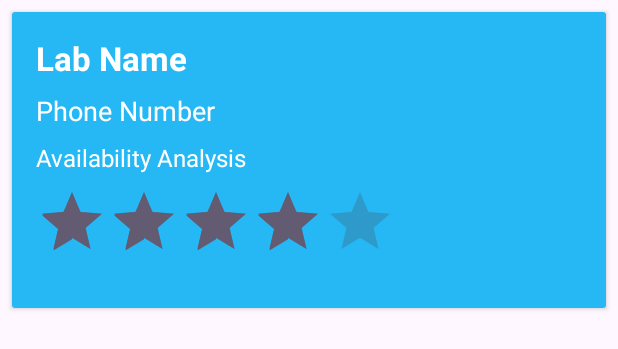
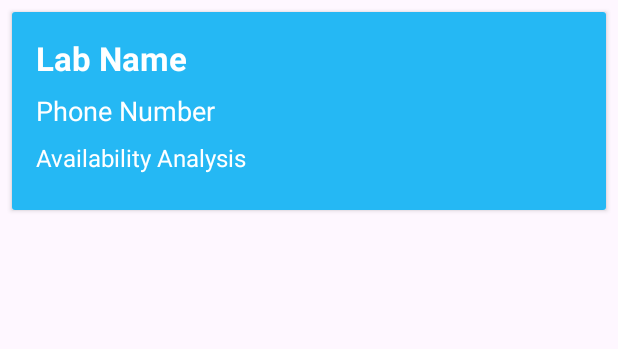
Before and after one commit to chebichebkheireddine/Tahalili_demo_V_2, an Android app: the layout item.xml on its own in the app's theme, with its tools: preview values and no code run, on a phone screen of 412 x 824 dp. Shown: the top 349 px of the screen. Run offline under Robolectric (Android 15) with nearby library versions, the phone set to English and light mode, and no system bars.

```diff
--- a/app/src/main/java/com/example/tahalili_demo_v_2/ItemAdapter.kt
+++ b/app/src/main/java/com/example/tahalili_demo_v_2/ItemAdapter.kt
@@ -20,6 +20,8 @@ class ItemAdapter(private val itemList: List<DataItem>) : RecyclerView.Adapter<I
         val item = itemList[position]
 
         holder.lastName.text = item.name_lab
+        holder.phone.text = item.tlp_lab
+        holder.emaile.text = item.email_lab
 
     }
     override fun getItemCount(): Int {
@@ -28,8 +30,12 @@ class ItemAdapter(private val itemList: List<DataItem>) : RecyclerView.Adapter<I
 
     class ItemViewHolder(itemView: View) : RecyclerView.ViewHolder(itemView) {
         val lastName: TextView
+        val phone: TextView
+        val emaile: TextView
         init {
             lastName = itemView.findViewById(R.id.labNameTextView)
+            phone= itemView.findViewById(R.id.phoneTextView)
+            emaile= itemView.findViewById(R.id.availabilityTextView)
 
         }
     }
--- a/app/src/main/res/layout/item.xml
+++ b/app/src/main/res/layout/item.xml
@@ -13,6 +13,7 @@
         android:layout_height="wrap_content"
         android:orientation="vertical"
         android:padding="16dp"
+
         android:background="#25b8f4">
 
         <TextView
@@ -43,15 +44,7 @@
             android:textSize="16sp"
             android:layout_marginBottom="8dp" /> <!-- Increase text size and add bottom margin -->
 
-        <RatingBar
-            android:id="@+id/ratingBar"
-            android:layout_width="wrap_content"
-            android:layout_height="wrap_content"
-            android:numStars="5"
-            android:rating="3.5"
-            android:stepSize="1"
-            android:isIndicator="true"
-        android:layout_marginBottom="8dp" /> <!-- Add bottom margin -->
+         <!-- Add bottom margin -->
 
     </LinearLayout>
 </androidx.cardview.widget.CardView>
```
